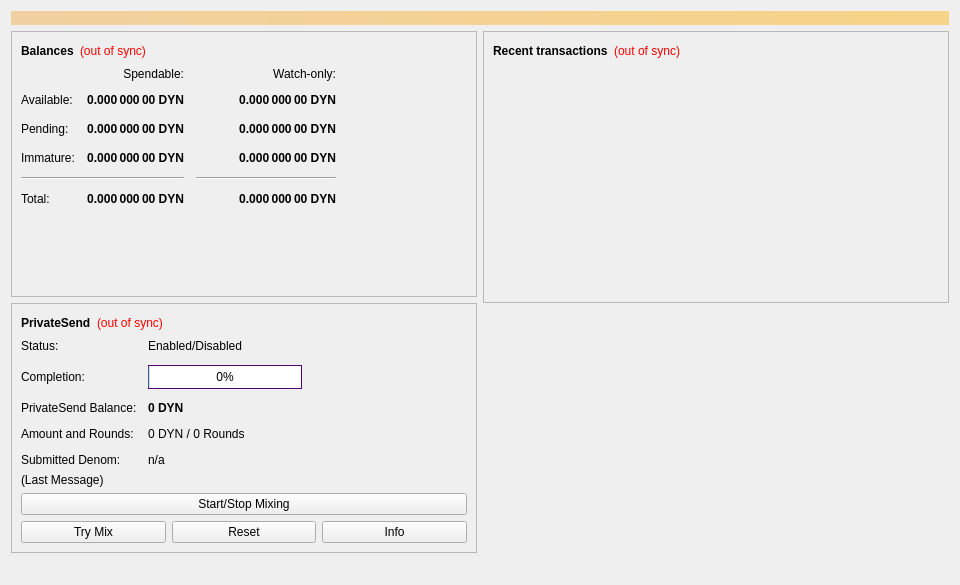
Qt form src/qt/forms/overviewpage.ui (Zero-Dynamics/cash-core) before a commit.
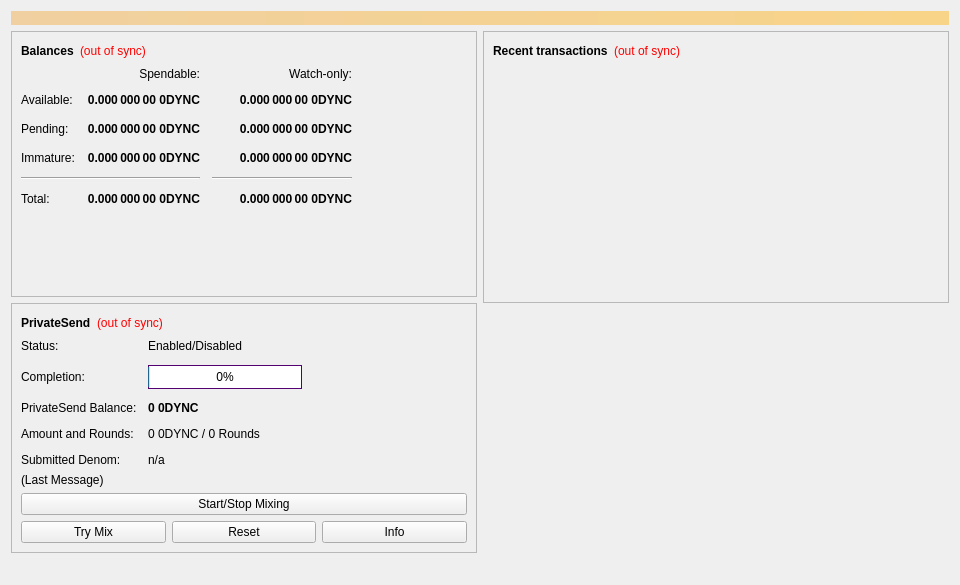
The same form after that commit.

Commit message: Change the ticker symbol to 0DYNC

Patch:
```diff
--- a/src/qt/forms/overviewpage.ui
+++ b/src/qt/forms/overviewpage.ui
@@ -121,7 +121,7 @@
                <string>Unconfirmed transactions to watch-only addresses</string>
               </property>
               <property name="text">
-               <string notr="true">0.000 000 00 DYN</string>
+               <string notr="true">0.000 000 00 0DYNC</string>
               </property>
               <property name="alignment">
                <set>Qt::AlignRight|Qt::AlignTrailing|Qt::AlignVCenter</set>
@@ -146,7 +146,7 @@
                <string>Total of transactions that have yet to be confirmed, and do not yet count toward the spendable balance</string>
               </property>
               <property name="text">
-               <string notr="true">0.000 000 00 DYN</string>
+               <string notr="true">0.000 000 00 0DYNC</string>
               </property>
               <property name="alignment">
                <set>Qt::AlignRight|Qt::AlignTrailing|Qt::AlignVCenter</set>
@@ -171,7 +171,7 @@
                <string>Mined balance in watch-only addresses that has not yet matured</string>
               </property>
               <property name="text">
-               <string notr="true">0.000 000 00 DYN</string>
+               <string notr="true">0.000 000 00 0DYNC</string>
               </property>
               <property name="alignment">
                <set>Qt::AlignRight|Qt::AlignTrailing|Qt::AlignVCenter</set>
@@ -229,7 +229,7 @@
                <string>Mined balance that has not yet matured</string>
               </property>
               <property name="text">
-               <string notr="true">0.000 000 00 DYN</string>
+               <string notr="true">0.000 000 00 0DYNC</string>
               </property>
               <property name="alignment">
                <set>Qt::AlignRight|Qt::AlignTrailing|Qt::AlignVCenter</set>
@@ -274,7 +274,7 @@
                <string>Your current total balance</string>
               </property>
               <property name="text">
-               <string notr="true">0.000 000 00 DYN</string>
+               <string notr="true">0.000 000 00 0DYNC</string>
               </property>
               <property name="alignment">
                <set>Qt::AlignRight|Qt::AlignTrailing|Qt::AlignVCenter</set>
@@ -299,7 +299,7 @@
                <string>Current total balance in watch-only addresses</string>
               </property>
               <property name="text">
-               <string notr="true">0.000 000 00 DYN</string>
+               <string notr="true">0.000 000 00 0DYNC</string>
               </property>
               <property name="alignment">
                <set>Qt::AlignRight|Qt::AlignTrailing|Qt::AlignVCenter</set>
@@ -341,7 +341,7 @@
                <string>Your current spendable balance</string>
               </property>
               <property name="text">
-               <string notr="true">0.000 000 00 DYN</string>
+               <string notr="true">0.000 000 00 0DYNC</string>
               </property>
               <property name="alignment">
                <set>Qt::AlignRight|Qt::AlignTrailing|Qt::AlignVCenter</set>
@@ -366,7 +366,7 @@
                <string>Your current balance in watch-only addresses</string>
               </property>
               <property name="text">
-               <string notr="true">0.000 000 00 DYN</string>
+               <string notr="true">0.000 000 00 0DYNC</string>
               </property>
               <property name="alignment">
                <set>Qt::AlignRight|Qt::AlignTrailing|Qt::AlignVCenter</set>
@@ -532,7 +532,7 @@
                </font>
               </property>
               <property name="text">
-               <string notr="true">0 DYN</string>
+               <string notr="true">0 0DYNC</string>
               </property>
              </widget>
             </item>
@@ -546,7 +546,7 @@
             <item row="3" column="1">
              <widget class="QLabel" name="labelAmountRounds">
               <property name="text">
-               <string>0 DYN / 0 Rounds</string>
+               <string>0 0DYNC / 0 Rounds</string>
               </property>
              </widget>
             </item>
```
The commit also changes 81 other files.
